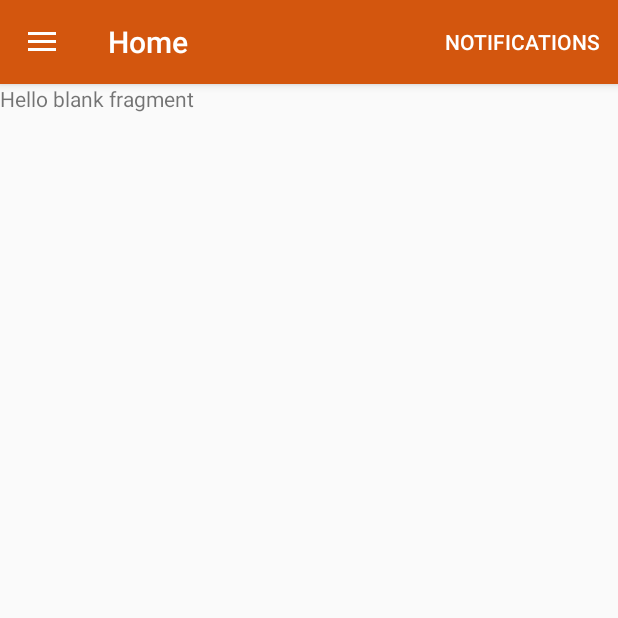
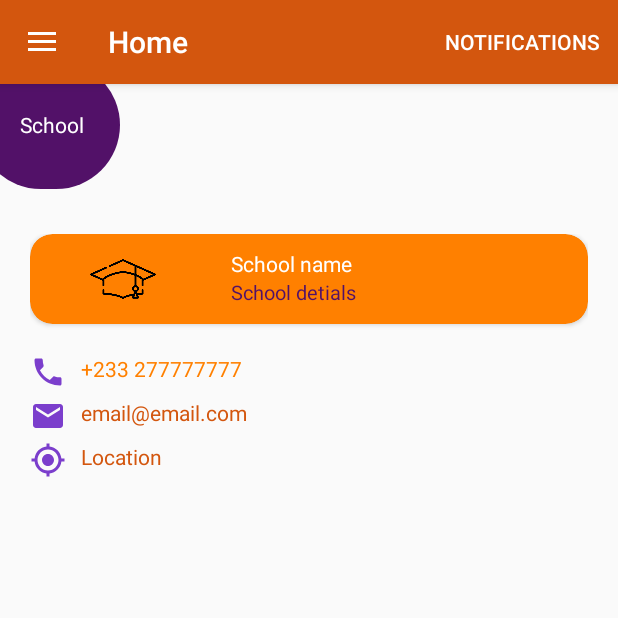
Before and after one commit to janim2/Safet, an Android app: the screen it shows after launch (MainActivity), in the side drawer, after a tap on "About School", on a phone screen of 412 x 824 dp, the top half of it. Run offline under Robolectric (Android 15) with nearby library versions, the phone set to English and light mode, and no system bars.

```diff
--- a/app/src/main/AndroidManifest.xml
+++ b/app/src/main/AndroidManifest.xml
@@ -9,12 +9,18 @@
         android:roundIcon="@mipmap/ic_launcher_round"
         android:supportsRtl="true"
         android:theme="@style/AppTheme">
+        <activity android:name=".Number_Verification"></activity>
+        <activity android:name=".Login" />
+        <activity
+            android:name=".Notifications"
+            android:parentActivityName=".MainActivity" />
         <activity
             android:name=".MainActivity"
             android:label="@string/title_activity_home"
             android:theme="@style/AppTheme.NoActionBar">
             <intent-filter>
                 <action android:name="android.intent.action.MAIN" />
+
                 <category android:name="android.intent.category.LAUNCHER" />
             </intent-filter>
         </activity>
--- a/app/src/main/java/com/tekdivisal/safet/MainActivity.java
+++ b/app/src/main/java/com/tekdivisal/safet/MainActivity.java
@@ -1,5 +1,7 @@
 package com.tekdivisal.safet;
 
+import android.app.Notification;
+import android.content.Intent;
 import android.os.Bundle;
 import android.support.design.widget.FloatingActionButton;
 import android.support.design.widget.Snackbar;
@@ -81,6 +83,7 @@ public class MainActivity extends AppCompatActivity
 
         //noinspection SimplifiableIfStatement
         if (id == R.id.notifications) {
+            startActivity(new Intent(MainActivity.this, Notifications.class));
             return true;
         }
 
--- /dev/null
+++ b/app/src/main/res/drawable/back.xml
@@ -0,0 +1,5 @@
+<vector android:height="24dp" android:tint="#7B3ECC"
+    android:viewportHeight="24.0" android:viewportWidth="24.0"
+    android:width="24dp" xmlns:android="http://schemas.android.com/apk/res/android">
+    <path android:fillColor="#FF000000" android:pathData="M20,11H7.83l5.59,-5.59L12,4l-8,8 8,8 1.41,-1.41L7.83,13H20v-2z"/>
+</vector>
--- a/app/src/main/res/drawable/border_only_curved_corners.xml
+++ b/app/src/main/res/drawable/border_only_curved_corners.xml
@@ -1,5 +1,5 @@
 <?xml version="1.0" encoding="utf-8"?>
 <shape xmlns:android="http://schemas.android.com/apk/res/android">
     <corners android:radius="100dp"/>
-    <stroke android:color="@color/main_blue"/>
+    <stroke android:width="1dp" android:color="@color/main_blue"/>
 </shape>
--- /dev/null
+++ b/app/src/main/res/drawable/curved_top_.xml
@@ -0,0 +1,6 @@
+<?xml version="1.0" encoding="utf-8"?>
+<shape xmlns:android="http://schemas.android.com/apk/res/android">
+    <corners android:topLeftRadius="20dp"
+        android:topRightRadius="20dp"/>
+    <solid android:color="@android:color/white"/>
+</shape>
--- a/app/src/main/res/layout/children_attachment.xml
+++ b/app/src/main/res/layout/children_attachment.xml
@@ -18,7 +18,7 @@
             android:layout_height="130dp"
             android:src="@drawable/student"
             android:background="@drawable/border_only_curved_corners"
-            android:padding="15dp"
+            android:padding="20dp"
             android:scaleType="centerInside"
             android:adjustViewBounds="true"/>
 
--- a/app/src/main/res/layout/fragment_about.xml
+++ b/app/src/main/res/layout/fragment_about.xml
@@ -1,14 +1,124 @@
 <?xml version="1.0" encoding="utf-8"?>
-<FrameLayout xmlns:android="http://schemas.android.com/apk/res/android"
+<ScrollView xmlns:android="http://schemas.android.com/apk/res/android"
     xmlns:tools="http://schemas.android.com/tools"
     android:layout_width="match_parent"
     android:layout_height="match_parent"
+    xmlns:app="http://schemas.android.com/apk/res-auto"
     tools:context=".About">
 
-    <!-- TODO: Update blank fragment layout -->
-    <TextView
+    <LinearLayout
         android:layout_width="match_parent"
         android:layout_height="match_parent"
-        android:text="@string/hello_blank_fragment" />
+        android:orientation="vertical">
 
-</FrameLayout>
+        <LinearLayout
+            android:layout_width="95dp"
+            android:layout_height="85dp"
+            android:orientation="vertical"
+            android:layout_marginLeft="-15dp"
+            android:layout_marginTop="-15dp"
+            android:background="@drawable/curved_corners">
+
+            <TextView
+                android:layout_width="85dp"
+                android:layout_height="85dp"
+                android:text="School"
+                android:textSize="14sp"
+                android:gravity="center"
+                android:layout_marginLeft="7dp"
+                android:textColor="@android:color/white"/>
+
+        </LinearLayout>
+
+        <LinearLayout
+            android:layout_width="match_parent"
+            android:layout_height="wrap_content"
+            android:orientation="vertical"
+            android:padding="20dp"
+            android:layout_marginTop="10dp">
+
+            <android.support.v7.widget.CardView
+                android:layout_width="match_parent"
+                android:layout_height="wrap_content"
+                app:cardCornerRadius="15dp"
+                app:cardBackgroundColor="@color/colorPrimaryDark">
+
+                <LinearLayout
+                    android:layout_width="match_parent"
+                    android:layout_height="wrap_content"
+                    android:orientation="horizontal">
+
+                    <ImageView
+                        android:layout_width="match_parent"
+                        android:layout_height="60dp"
+                        android:layout_weight="2"
+                        android:padding="8dp"
+                        android:src="@drawable/school"/>
+
+                    <LinearLayout
+                        android:layout_width="match_parent"
+                        android:layout_height="match_parent"
+                        android:orientation="vertical"
+                        android:textAlignment="center"
+                        android:padding="10dp"
+                        android:layout_weight="1">
+
+                        <TextView
+                            android:layout_width="match_parent"
+                            android:layout_height="wrap_content"
+                            android:text="School name"
+                            android:textSize="14dp"
+                            android:textColor="@android:color/white"
+                            />
+
+                        <TextView
+                            android:layout_width="match_parent"
+                            android:layout_height="wrap_content"
+                            android:textSize="13sp"
+                            android:textColor="@color/main_blue"
+                            android:text="School detials"/>
+
+                    </LinearLayout>
+
+                </LinearLayout>
+            </android.support.v7.widget.CardView>
+
+            <LinearLayout
+                android:layout_width="match_parent"
+                android:layout_height="wrap_content"
+                android:orientation="vertical"
+                android:layout_marginTop="20dp">
+
+                <TextView
+                    android:layout_width="match_parent"
+                    android:layout_height="wrap_content"
+                    android:text="+233 277777777"
+                    android:drawableLeft="@drawable/phone"
+                    android:drawablePadding="10dp"
+                    android:textColor="@color/colorPrimaryDark"
+                    android:textSize="14sp"/>
+
+                <TextView
+                    android:layout_width="match_parent"
+                    android:layout_height="wrap_content"
+                    android:text="email@email.com"
+                    android:textColor="@color/colorPrimary"
+                    android:drawableLeft="@drawable/email"
+                    android:drawablePadding="10dp"
+                    android:layout_marginTop="5dp"
+                    android:textSize="14sp"/>
+
+                <TextView
+                    android:layout_width="match_parent"
+                    android:layout_height="wrap_content"
+                    android:text="Location"
+                    android:textColor="@color/colorPrimary"
+                    android:drawableLeft="@drawable/location"
+                    android:drawablePadding="10dp"
+                    android:layout_marginTop="5dp"
+                    android:textSize="14sp"/>
+            </LinearLayout>
+        </LinearLayout>
+    </LinearLayout>
+
+</ScrollView>
--- a/build.gradle
+++ b/build.gradle
@@ -8,6 +8,7 @@ buildscript {
     }
     dependencies {
         classpath 'com.android.tools.build:gradle:3.3.0'
+        classpath 'com.google.gms:google-services:4.0.1'
 
         // NOTE: Do not place your application dependencies here; they belong
         // in the individual module build.gradle files
```
Also changed, not shown: app/build.gradle (+8 -0 lines), app/src/main/java/com/tekdivisal/safet/Login.java (added, +13 -0 lines), app/src/main/java/com/tekdivisal/safet/Notifications.java (added, +16 -0 lines), app/src/main/java/com/tekdivisal/safet/Number_Verification.java (added, +13 -0 lines), app/src/main/res/layout/activity_login.xml (added, +82 -0 lines), app/src/main/res/layout/activity_notifications.xml (added, +14 -0 lines), app/src/main/res/layout/activity_number__verification.xml (added, +236 -0 lines), app/src/main/res/layout/fragment_contact.xml (+5 -2 lines), app/src/main/res/layout/notifications_attachment.xml (added, +94 -0 lines), app/src/main/res/drawable/ghana.png (added), 1 other file.
